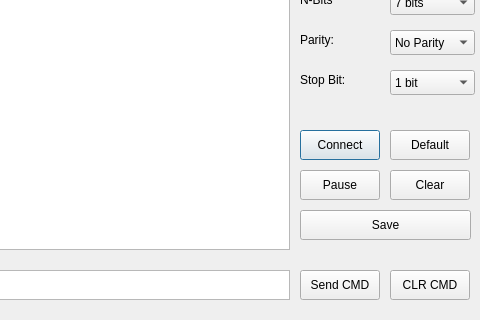
mend0z0/Drone, file Application/_APP_Quadcopter/debug_console.ui: the form before one commit; both pictures show x 160 to 640 and y 160 to 480 of the 640 by 480 pixel window.
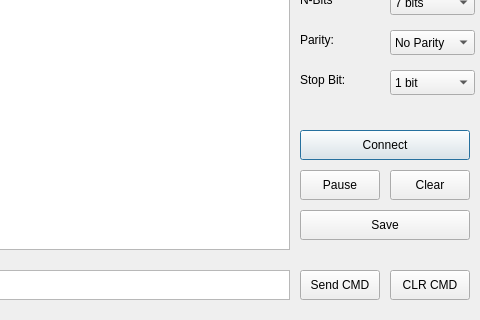
The form after the commit.

The edit to the form file:
```diff
--- a/Application/_APP_Quadcopter/debug_console.ui
+++ b/Application/_APP_Quadcopter/debug_console.ui
@@ -185,7 +185,7 @@
     <rect>
      <x>460</x>
      <y>290</y>
-     <width>80</width>
+     <width>170</width>
      <height>30</height>
     </rect>
    </property>
@@ -224,7 +224,7 @@
     <rect>
      <x>460</x>
      <y>370</y>
-     <width>171</width>
+     <width>170</width>
      <height>30</height>
     </rect>
    </property>
@@ -306,20 +306,7 @@
     </property>
    </item>
   </widget>
-  <widget class="QPushButton" name="pushButton_6">
-   <property name="geometry">
-    <rect>
-     <x>550</x>
-     <y>290</y>
-     <width>80</width>
-     <height>30</height>
-    </rect>
-   </property>
-   <property name="text">
-    <string>Default</string>
-   </property>
-  </widget>
-  <widget class="QPushButton" name="pushButton_7">
+  <widget class="QPushButton" name="pushButton_ClearCMD">
    <property name="geometry">
     <rect>
      <x>550</x>
```
Left out of the diff: 17 changed lines with no effect on the pictures.
